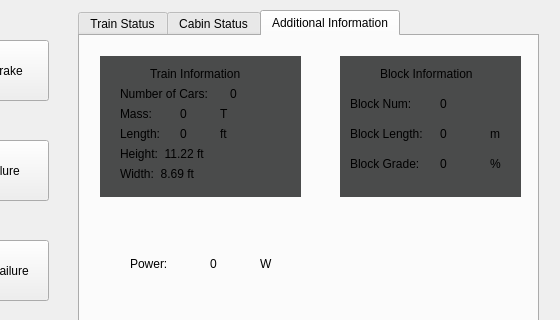
Qt form TrainModel/TrainModelUI.ui (marmysl/ece1140) before a commit; both pictures show x 152 to 712 and y 0 to 320 of the 712 by 482 pixel window.
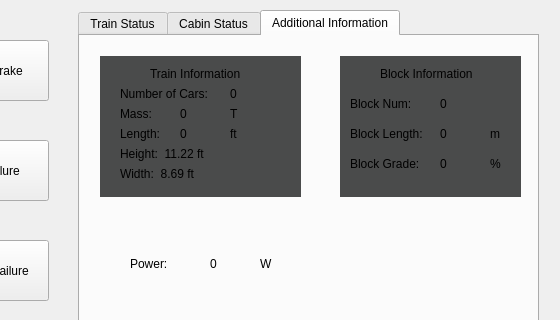
The same form after that commit. The open tabs and pages were chosen to show the change.

Commit message: fixed length and weight labels

Diff of the .ui file:
```diff
--- a/TrainModel/TrainModelUI.ui
+++ b/TrainModel/TrainModelUI.ui
@@ -1075,7 +1075,7 @@
      <widget class="QLabel" name="label_35">
       <property name="geometry">
        <rect>
-        <x>140</x>
+        <x>150</x>
         <y>70</y>
         <width>31</width>
         <height>16</height>
@@ -1088,7 +1088,7 @@
      <widget class="QLabel" name="label_36">
       <property name="geometry">
        <rect>
-        <x>140</x>
+        <x>150</x>
         <y>90</y>
         <width>31</width>
         <height>16</height>
```
Left out of the diff: 2 changed lines with no effect on the pictures. The commit also changes 5 other files.
